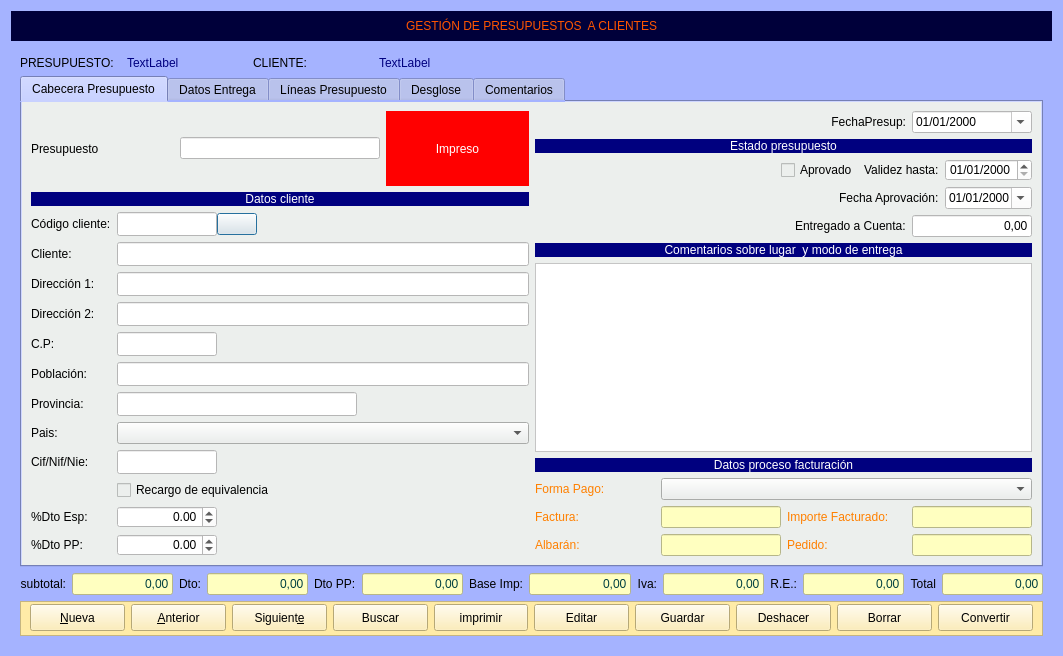
Qt form Zona_Ventas/frmpresupuestoscli.ui (arcnexus/RedFoX) before a commit.
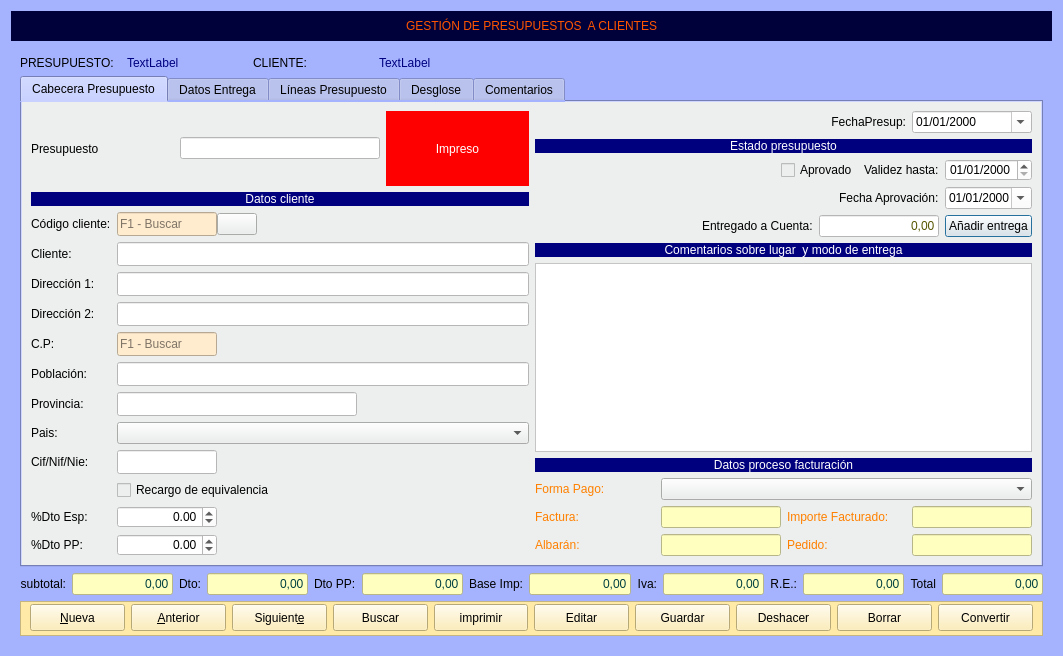
The same form after that commit. The open tabs and pages were chosen to show the change. Icons and pictures are not drawn.

```diff
--- a/Zona_Ventas/frmpresupuestoscli.ui
+++ b/Zona_Ventas/frmpresupuestoscli.ui
@@ -398,6 +398,9 @@
                </item>
                <item>
                 <widget class="QLineEdit" name="txtentregado_a_cuenta">
+                 <property name="enabled">
+                  <bool>false</bool>
+                 </property>
                  <property name="maximumSize">
                   <size>
                    <width>120</width>
@@ -405,7 +408,8 @@
                   </size>
                  </property>
                  <property name="styleSheet">
-                  <string notr="true">background-color: rgb(255, 255, 255);</string>
+                  <string notr="true">background-color: rgb(255, 255, 255);
+color: rgb(85, 85, 0);</string>
                  </property>
                  <property name="text">
                   <string>0,00</string>
@@ -415,6 +419,17 @@
                  </property>
                 </widget>
                </item>
+               <item>
+                <widget class="QPushButton" name="btnAnadirEntrega">
+                 <property name="text">
+                  <string>Añadir entrega</string>
+                 </property>
+                 <property name="icon">
+                  <iconset resource="../maya.qrc">
+                   <normaloff>:/Icons/PNG/add.png</normaloff>:/Icons/PNG/add.png</iconset>
+                 </property>
+                </widget>
+               </item>
               </layout>
              </item>
              <item row="3" column="0">
@@ -584,7 +599,10 @@
                   </size>
                  </property>
                  <property name="styleSheet">
-                  <string notr="true">background-color: rgb(255, 255, 255);</string>
+                  <string notr="true">background-color: rgb(255, 235, 206);</string>
+                 </property>
+                 <property name="placeholderText">
+                  <string>F1 - Buscar</string>
                  </property>
                 </widget>
                </item>
@@ -849,7 +867,10 @@
                 </size>
                </property>
                <property name="styleSheet">
-                <string notr="true">background-color: rgb(255, 255, 255);</string>
+                <string notr="true">background-color: rgb(255, 235, 206);</string>
+               </property>
+               <property name="placeholderText">
+                <string>F1 - Buscar</string>
                </property>
               </widget>
              </item>
```
Left out of the diff: 7 changed lines with no effect on the pictures.
